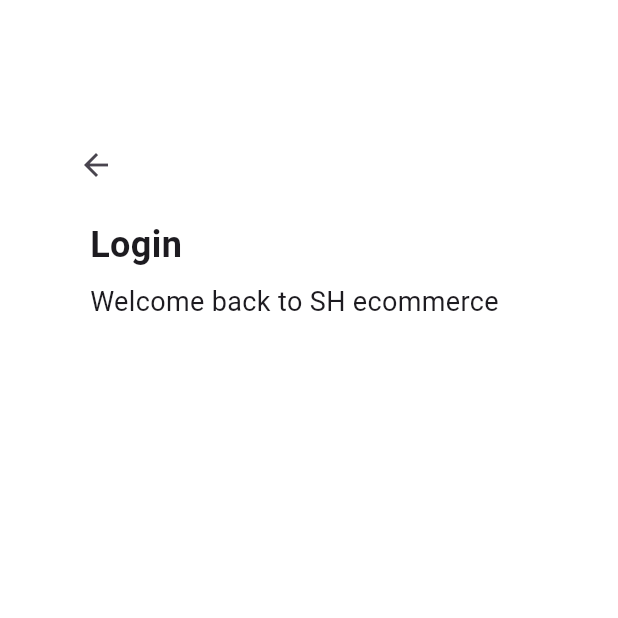
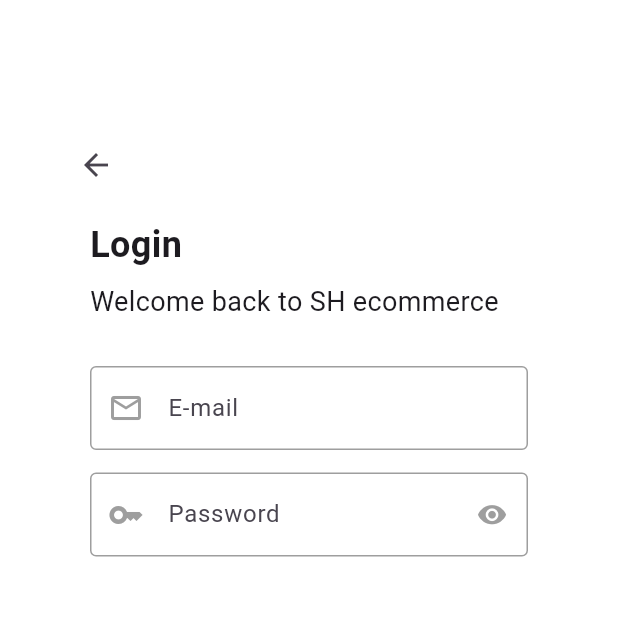
Before and after one commit to nhistory/flutter_ecommerse, a Flutter app: the Login screen opened directly, on a phone screen of 412 x 824 dp, the top half of it. Run offline on Flutter 3.47's test engine with Material 3 defaults, Android fonts, the phone set to English and light mode, and no system bars.

Commit message:
Implemented login input form with visibility btn

```diff
--- a/lib/constants/theme.dart
+++ b/lib/constants/theme.dart
@@ -2,6 +2,15 @@
 
 ThemeData themeData = ThemeData(
   scaffoldBackgroundColor: Colors.white,
+  inputDecorationTheme: InputDecorationTheme(
+    border: outlineInputBorder,
+    errorBorder: outlineInputBorder,
+    enabledBorder: outlineInputBorder,
+    prefixIconColor: Colors.grey,
+    suffixIconColor: Colors.grey,
+    focusedBorder: outlineInputBorder,
+    disabledBorder: outlineInputBorder,
+  ),
   elevatedButtonTheme: ElevatedButtonThemeData(
     style: ElevatedButton.styleFrom(
         backgroundColor: Colors.red,
@@ -14,3 +23,9 @@
         )),
   ),
 );
+
+OutlineInputBorder outlineInputBorder = const OutlineInputBorder(
+  borderSide: BorderSide(
+    color: Colors.grey,
+  ),
+);
--- a/lib/screens/auth_ui/login/login.dart
+++ b/lib/screens/auth_ui/login/login.dart
@@ -1,28 +1,78 @@
+import 'package:flutter/cupertino.dart';
 import 'package:flutter/material.dart';
 import 'package:flutter_ecommerse/widgets/top_titles/top_titles.dart';
 
-class Login extends StatelessWidget {
+class Login extends StatefulWidget {
   const Login({super.key});
 
   @override
+  State<Login> createState() => _LoginState();
+}
+
+class _LoginState extends State<Login> {
+  bool isShowPassword = true;
+  @override
   Widget build(BuildContext context) {
-    return const Scaffold(
+    return Scaffold(
       body: Padding(
-        padding: EdgeInsets.all(30.0),
+        padding: const EdgeInsets.all(30.0),
         child: Column(
           crossAxisAlignment: CrossAxisAlignment.start,
           children: [
-            SizedBox(
+            const SizedBox(
               height: kToolbarHeight,
             ),
-            Padding(
+            const Padding(
               padding: EdgeInsets.only(left: 10.0),
               child: BackButton(),
             ),
-            SizedBox(
+            const SizedBox(
               height: 12.0,
             ),
-            TopTitles(title: "Login", subtitle: "Welcome back to SH ecommerce")
+            const TopTitles(
+                title: "Login", subtitle: "Welcome back to SH ecommerce"),
+            const SizedBox(
+              height: 30.0,
+            ),
+            Padding(
+              padding: const EdgeInsets.only(left: 30.0, right: 30.0),
+              child: TextFormField(
+                decoration: const InputDecoration(
+                  hintText: "E-mail",
+                  prefixIcon: Icon(
+                    Icons.email_outlined,
+                  ),
+                ),
+              ),
+            ),
+            const SizedBox(
+              height: 15.0,
+            ),
+            Padding(
+              padding: const EdgeInsets.only(left: 30.0, right: 30.0),
+              child: TextFormField(
+                obscureText: isShowPassword,
+                decoration: InputDecoration(
+                  hintText: "Password",
+                  prefixIcon: const Icon(
+                    Icons.key,
+                  ),
+                  suffixIcon: CupertinoButton(
+                    onPressed: () {
+                      setState(() {
+                        isShowPassword = !isShowPassword;
+                        // print(isShowPassword);
+                      });
+                    },
+                    padding: EdgeInsets.zero,
+                    child: const Icon(
+                      Icons.visibility,
+                      color: Colors.grey,
+                    ),
+                  ),
+                ),
+              ),
+            ),
           ],
         ),
       ),
```
